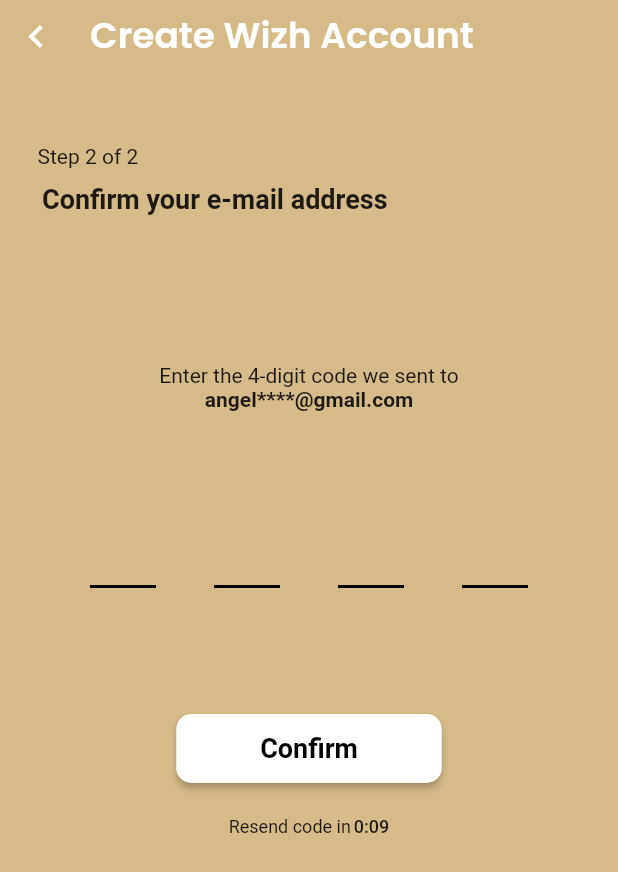
After one commit to crunchox/wizh, a Flutter app: the RegisterVerification screen opened directly, on a phone screen of 412 x 824 dp. The commit adds this screen. Shown: the top 872 px of the screen. Run offline on Flutter 3.47's test engine with Material 2 defaults, Android fonts, the phone set to English and light mode, and no system bars; drawn by our look-alikes of pin_code_fields; our stand-ins replace carousel_slider, google_fonts; missing offline and left inert: dart:ffi.

Commit message:
verification page done

```diff
--- /dev/null
+++ b/lib/register_verification.dart
@@ -0,0 +1,255 @@
+import 'dart:async';
+
+import 'package:flutter/material.dart';
+import 'package:flutter/src/widgets/container.dart';
+import 'package:flutter/src/widgets/framework.dart';
+import 'package:google_fonts/google_fonts.dart';
+import 'package:intl/intl.dart';
+import 'package:pin_code_fields/pin_code_fields.dart';
+
+class RegisterVerification extends StatefulWidget {
+  const RegisterVerification({super.key});
+
+  @override
+  State<RegisterVerification> createState() => _RegisterVerificationState();
+}
+
+class _RegisterVerificationState extends State<RegisterVerification> {
+  TextEditingController textEditingController = TextEditingController();
+  // ..text = "123456";
+
+  // ignore: close_sinks
+  StreamController<ErrorAnimationType>? errorController;
+
+  bool hasError = false;
+  String currentText = "";
+  final formKey = GlobalKey<FormState>();
+
+  int _start = 10;
+
+  void startTimer() {
+    const oneSec = const Duration(seconds: 1);
+    Timer _timer = new Timer.periodic(
+      oneSec,
+      (Timer timer) {
+        if (_start == 0) {
+          setState(() {
+            timer.cancel();
+          });
+        } else {
+          setState(() {
+            _start--;
+          });
+        }
+      },
+    );
+  }
+
+  @override
+  void initState() {
+    // TODO: implement initState
+    startTimer();
+    super.initState();
+  }
+
+  @override
+  Widget build(BuildContext context) {
+    return Scaffold(
+      backgroundColor: Color(0xFFD4BB87),
+      body: SafeArea(
+          child: SingleChildScrollView(
+        child: Column(
+          crossAxisAlignment: CrossAxisAlignment.start,
+          children: [
+            Row(
+              mainAxisAlignment: MainAxisAlignment.start,
+              children: [
+                IconButton(
+                    onPressed: () {
+                      Navigator.pop(context);
+                    },
+                    icon: Icon(
+                      Icons.chevron_left,
+                      color: Colors.white,
+                      size: 30,
+                    )),
+                SizedBox(
+                  width: 12,
+                ),
+                Text(
+                  "Create Wizh Account",
+                  style: GoogleFonts.poppins(
+                      fontSize: 24,
+                      fontWeight: FontWeight.w600,
+                      color: Colors.white),
+                ),
+              ],
+            ),
+            SizedBox(
+              height: 48,
+            ),
+            Padding(
+              padding: const EdgeInsets.only(left: 25.0),
+              child: Text(
+                "Step 2 of 2",
+                style: GoogleFonts.readexPro(
+                    fontSize: 14, fontWeight: FontWeight.w400),
+              ),
+            ),
+            SizedBox(
+              height: 10,
+            ),
+            Padding(
+              padding: const EdgeInsets.only(left: 28.0),
+              child: Text(
+                "Confirm your e-mail address",
+                style: GoogleFonts.readexPro(
+                    fontSize: 18, fontWeight: FontWeight.w600),
+              ),
+            ),
+            SizedBox(
+              height: 99,
+            ),
+            Center(
+                child: Text(
+              "Enter the 4-digit code we sent to",
+              style: GoogleFonts.readexPro(
+                  fontSize: 14, fontWeight: FontWeight.w400),
+            )),
+            Center(
+                child: Text(
+              "angel****@gmail.com",
+              style: GoogleFonts.readexPro(
+                  fontSize: 14, fontWeight: FontWeight.w600),
+            )),
+            SizedBox(
+              height: 60,
+            ),
+            Form(
+              key: formKey,
+              child: Padding(
+                  padding:
+                      const EdgeInsets.symmetric(vertical: 8.0, horizontal: 60),
+                  child: PinCodeTextField(
+                    appContext: context,
+                    pastedTextStyle: TextStyle(
+                      color: Color(0xFFD4BB87),
+                      fontWeight: FontWeight.bold,
+                    ),
+                    length: 4,
+                    obscureText: true,
+                    obscuringCharacter: '*',
+                    blinkWhenObscuring: true,
+                    animationType: AnimationType.fade,
+                    validator: (v) {
+                      if (v!.length < 3) {
+                        return "I'm from validator";
+                      } else {
+                        return null;
+                      }
+                    },
+                    pinTheme: PinTheme(
+                        shape: PinCodeFieldShape.underline,
+                        borderRadius: BorderRadius.circular(5),
+                        fieldHeight: 50,
+                        fieldWidth: 44,
+                        activeFillColor: Colors.transparent,
+                        activeColor: Colors.black,
+                        inactiveColor: Colors.black,
+                        selectedColor: Colors.black,
+                        selectedFillColor: Colors.transparent,
+                        inactiveFillColor: Colors.transparent),
+                    cursorColor: Colors.black,
+                    animationDuration: const Duration(milliseconds: 300),
+                    enableActiveFill: true,
+                    errorAnimationController: errorController,
+                    controller: textEditingController,
+                    keyboardType: TextInputType.number,
+                    // boxShadows: const [
+                    //   BoxShadow(
+                    //     offset: Offset(0, 1),
+                    //     color: Colors.black12,
+                    //     blurRadius: 10,
+                    //   )
+                    // ],
+                    onCompleted: (v) {
+                      debugPrint("Completed");
+                    },
+                    // onTap: () {
+                    //   print("Pressed");
+                    // },
+                    onChanged: (value) {
+                      debugPrint(value);
+                      setState(() {
+                        currentText = value;
+                      });
+                    },
+                    // beforeTextPaste: (text) {
+                    //   debugPrint("Allowing to paste $text");
+                    //   //if you return true then it will show the paste confirmation dialog. Otherwise if false, then nothing will happen.
+                    //   //but you can show anything you want here, like your pop up saying wrong paste format or etc
+                    //   return true;
+                    // },
+                  )),
+            ),
+            SizedBox(
+              height: 60,
+            ),
+            Center(
+              child: SizedBox(
+                height: 46,
+                width: 177,
+                child: ElevatedButton(
+                    onPressed: () {
+                      if (currentText == "1234") {
+                        Navigator.pop(context);
+                      }
+                    },
+                    child: Text(
+                      "Confirm",
+                      style: GoogleFonts.readexPro(
+                          fontSize: 18,
+                          fontWeight: FontWeight.w600,
+                          color: Colors.black),
+                    ),
+                    style: ElevatedButton.styleFrom(
+                        shape: RoundedRectangleBorder(
+                            borderRadius: BorderRadius.circular(10)),
+                        backgroundColor: Colors.white)),
+              ),
+            ),
+            SizedBox(
+              height: 22,
+            ),
+            Row(
+              mainAxisAlignment: MainAxisAlignment.center,
+              children: [
+                Text(
+                  "Resend code in",
+                  style: GoogleFonts.readexPro(
+                      fontSize: 12, fontWeight: FontWeight.w400),
+                ),
+                SizedBox(
+                  width: 2,
+                ),
+                _start != 0
+                    ? Text(
+                        _start >= 10 ? "0:$_start" : "0:0$_start",
+                        style: GoogleFonts.readexPro(
+                            fontSize: 12, fontWeight: FontWeight.w500),
+                      )
+                    : Text(
+                        "Resend",
+                        style: GoogleFonts.readexPro(
+                            color: Color(0xFF8A9178),
+                            fontSize: 12,
+                            fontWeight: FontWeight.w500),
+                      ),
+              ],
+            )
+          ],
+        ),
+      )),
+    );
+  }
+}
```
Also changed, not shown: lib/login.dart (+13 -2 lines), lib/onboarding.dart (+69 -2 lines), lib/register.dart (+9 -1 lines).
